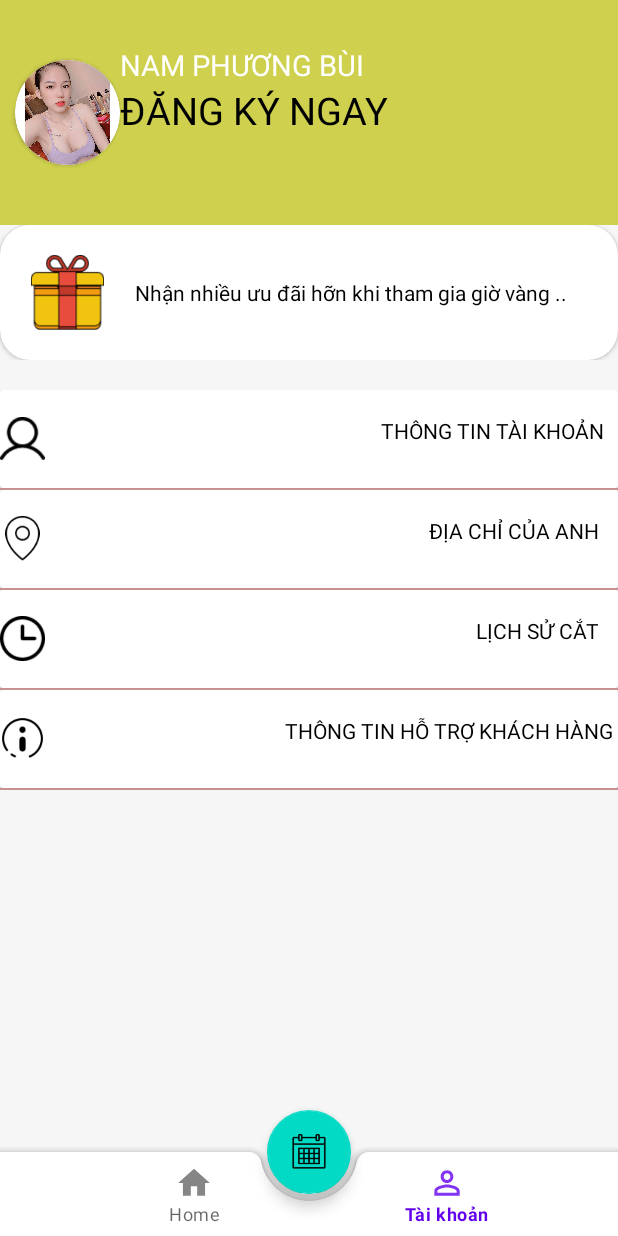
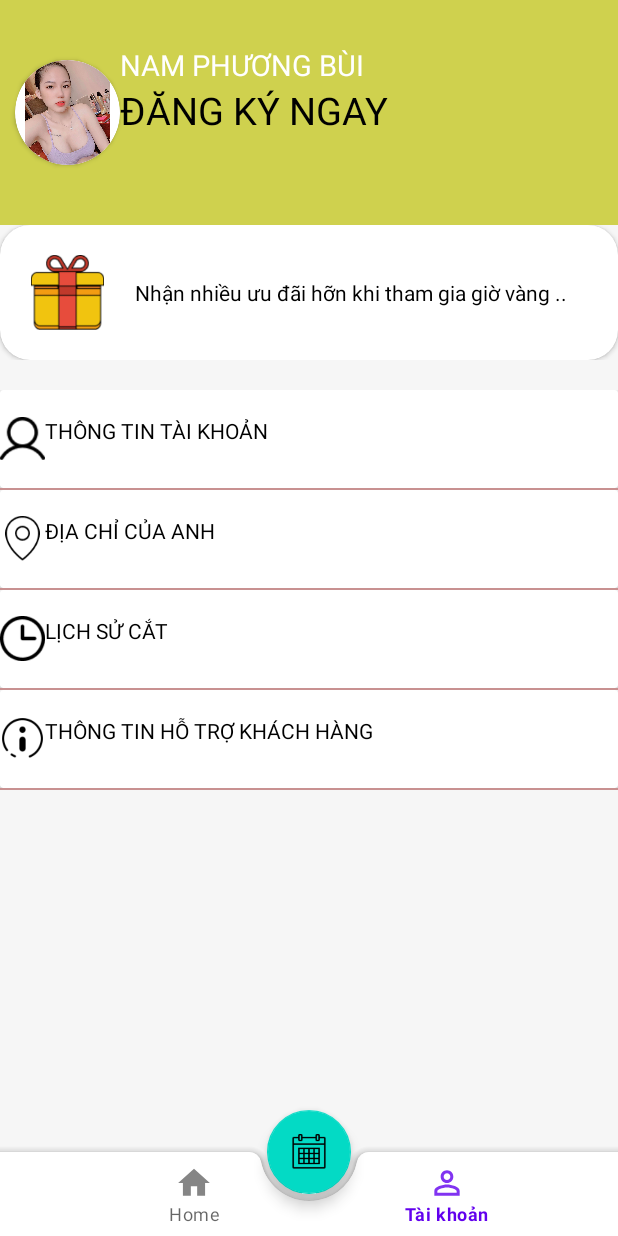
Before and after one commit to dungpt14083/UngDungDatLichCatToc, an Android app: the Fragment_home screen opened directly, with no data from a screen before it, item 2 of the bottom bar chosen, on a phone screen of 412 x 824 dp. Run offline under Robolectric (Android 15) with nearby library versions, the phone set to English and light mode, and no system bars; pictures from the network do not load; 1 statement that could not run was skipped.

Commit message:
dung fixxorder

```diff
--- a/app/src/main/AndroidManifest.xml
+++ b/app/src/main/AndroidManifest.xml
@@ -40,7 +40,7 @@
             android:name=".activity.DatlichActivity"
             android:exported="true" />
         <activity
-            android:name=".AccoutActivity"
+            android:name=".activity.AccoutActivity"
             android:exported="false" />
         <activity
             android:name=".activity.BanGiaActivity"
--- a/app/src/main/java/com/example/ungdungdatlichcattoc/UI/Fragment_User.java
+++ b/app/src/main/java/com/example/ungdungdatlichcattoc/UI/Fragment_User.java
@@ -1,5 +1,6 @@
 package com.example.ungdungdatlichcattoc.UI;
 
+import android.content.Intent;
 import android.os.Bundle;
 import android.view.LayoutInflater;
 import android.view.View;
@@ -7,16 +8,35 @@ import android.view.ViewGroup;
 
 import androidx.annotation.NonNull;
 import androidx.annotation.Nullable;
+import androidx.cardview.widget.CardView;
 import androidx.fragment.app.Fragment;
 
 import com.example.ungdungdatlichcattoc.R;
+import com.example.ungdungdatlichcattoc.activity.AccoutActivity;
+import com.example.ungdungdatlichcattoc.activity.LichSuCutActivity;
 
 public class Fragment_User extends Fragment {
+    CardView crv_user_ThongTinTaiKhoan,crv_user_LichSuCut;
     @Nullable
     @Override
     public View onCreateView(@NonNull LayoutInflater inflater, @Nullable ViewGroup container, @Nullable Bundle savedInstanceState) {
         View view =inflater.inflate(R.layout.fragment_user,container,false);
-
+        crv_user_ThongTinTaiKhoan = view.findViewById(R.id.crv_user_ThongTinTaiKhoan);
+        crv_user_LichSuCut =view.findViewById(R.id.crv_user_LichSuCut);
+        crv_user_LichSuCut.setOnClickListener(new View.OnClickListener() {
+            @Override
+            public void onClick(View view) {
+                Intent intent = new Intent(getContext(), LichSuCutActivity.class);
+                startActivity(intent);
+            }
+        });
+        crv_user_ThongTinTaiKhoan.setOnClickListener(new View.OnClickListener() {
+            @Override
+            public void onClick(View view) {
+                Intent intent = new Intent(getContext(), AccoutActivity.class);
+              startActivity(intent);
+            }
+        });
         return view;
     }
 }
--- a/app/src/main/java/com/example/ungdungdatlichcattoc/UI/Fragment_home.java
+++ b/app/src/main/java/com/example/ungdungdatlichcattoc/UI/Fragment_home.java
@@ -86,14 +86,12 @@ public class Fragment_home extends Fragment {
             public void onResponse(Call<List<Service>> call, Response<List<Service>> response) {
                 if (response.isSuccessful() && response.body() != null) {
                     serviceList1.addAll(response.body());
-                    Toast.makeText(getContext(), "Update Data Successfull", Toast.LENGTH_SHORT).show();
                     lv.setAdapter(adapter_traiNhiem);
                     adapter_traiNhiem.notifyDataSetChanged();
                 }
             }
             @Override
             public void onFailure(Call<List<Service>> call, Throwable t) {
-                Toast.makeText(getContext(), "Lỗi rồi ông cháu: " + t, Toast.LENGTH_SHORT).show();
                 Log.e("LoiGETDATA", "onFailure: " + t);
             }
         });
--- a/app/src/main/java/com/example/ungdungdatlichcattoc/activity/ActivityDetail.java
+++ b/app/src/main/java/com/example/ungdungdatlichcattoc/activity/ActivityDetail.java
@@ -39,8 +39,8 @@ public class ActivityDetail extends AppCompatActivity {
             title.setText(bundle.getString("title"));
             contentTitle.setText(bundle.getString("contentTitle"));
             description.setText(bundle.getString("description"));
+            //description.setText("bùi văn chung ");
             //contentTitle.setText(bundle.getString("contentTitle"));
-            //description.setText("bùi văn chung ");
             String[] a = bundle.getStringArray("img");
             adapter_imgNewfeed = new Adapter_imgNewfeed(getApplicationContext(), Arrays.asList(a));
             lv.setAdapter(adapter_imgNewfeed);
--- a/app/src/main/java/com/example/ungdungdatlichcattoc/activity/BanGiaActivity.java
+++ b/app/src/main/java/com/example/ungdungdatlichcattoc/activity/BanGiaActivity.java
@@ -1,6 +1,7 @@
 package com.example.ungdungdatlichcattoc.activity;
 
 import androidx.appcompat.app.AppCompatActivity;
+import androidx.cardview.widget.CardView;
 
 import android.content.Intent;
 import android.os.Bundle;
@@ -28,6 +29,7 @@ import retrofit2.converter.gson.GsonConverterFactory;
 public class BanGiaActivity extends AppCompatActivity {
     private GridView gridView;
     private List<Service> serviceList;
+    CardView banggia_btn_datlich;
     ImageView btnhomeback;
 
     @Override
@@ -35,6 +37,7 @@ public class BanGiaActivity extends AppCompatActivity {
         super.onCreate(savedInstanceState);
         setContentView(R.layout.activity_ban_gia);
         gridView =findViewById(R.id.banggia_gridview);
+        banggia_btn_datlich=findViewById(R.id.banggia_btn_datlich);
         serviceList = new ArrayList<>();
         Adapter_BangGia adapter_bangGia = new Adapter_BangGia(getApplicationContext() , R.layout.item_banggia , serviceList);
         gridView.setAdapter(adapter_bangGia);
--- a/app/src/main/java/com/example/ungdungdatlichcattoc/activity/ChonDichVuAcitivty.java
+++ b/app/src/main/java/com/example/ungdungdatlichcattoc/activity/ChonDichVuAcitivty.java
@@ -82,7 +82,6 @@ public class ChonDichVuAcitivty extends AppCompatActivity {
             public void onResponse(Call<List<Service>> call, Response<List<Service>> response) {
                 if (response.isSuccessful() && response.body() != null) {
                     serviceList.addAll(response.body());
-                    Toast.makeText(getApplicationContext(), "Update Data Successfull", Toast.LENGTH_SHORT).show();
                     gridView.setAdapter(serviceAdapter);
                     serviceAdapter.notifyDataSetChanged();
 
@@ -91,7 +90,6 @@ public class ChonDichVuAcitivty extends AppCompatActivity {
 
             @Override
             public void onFailure(Call<List<Service>> call, Throwable t) {
-                Toast.makeText(getApplicationContext(), "Lỗi rồi ông cháu: " + t, Toast.LENGTH_SHORT).show();
                 Log.e("LoiGETDATA", "onFailure: " + t);
             }
         });
--- a/app/src/main/res/layout/fragment_user.xml
+++ b/app/src/main/res/layout/fragment_user.xml
@@ -135,13 +135,13 @@
                             android:src="@drawable/account"
                             />
                         <TextView
-                            android:layout_gravity="right"
+                            android:layout_gravity="center"
                             android:textColor="@color/black"
                             android:layout_width="match_parent"
                             android:layout_height="match_parent"
                             android:layout_marginRight="10dp"
                             android:text="THÔNG TIN TÀI KHOẢN"
-                            android:gravity="right"
+                            android:gravity="left"
                             />
                     </LinearLayout>
                 </androidx.cardview.widget.CardView>
@@ -178,7 +178,7 @@
                             android:text="ĐỊA CHỈ CỦA ANH "
                             android:textColor="@color/black"
                             android:layout_marginRight="10dp"
-                            android:gravity="right"
+                            android:gravity="left"
                             />
                     </LinearLayout>
                 </androidx.cardview.widget.CardView>
@@ -213,7 +213,7 @@
                             android:textColor="@color/black"
                             android:layout_marginRight="10dp"
                             android:text="LỊCH SỬ CẮT "
-                            android:gravity="right"
+                            android:gravity="left"
                             />
                     </LinearLayout>
                 </androidx.cardview.widget.CardView>
@@ -249,7 +249,7 @@
                             android:layout_height="match_parent"
 
                             android:text="THÔNG TIN HỖ TRỢ KHÁCH HÀNG "
-                            android:gravity="right"
+                            android:gravity="left"
                             />
                     </LinearLayout>
                 </androidx.cardview.widget.CardView>
```
Also changed, not shown: app/src/main/java/com/example/ungdungdatlichcattoc/Utils.java (+8 -0 lines), app/src/main/java/com/example/ungdungdatlichcattoc/activity/DatlichActivity.java (+6 -4 lines), app/src/main/java/com/example/ungdungdatlichcattoc/activity/LoginActivity.java (+23 -2 lines).
